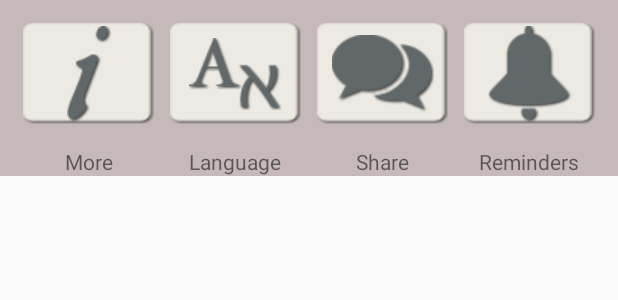
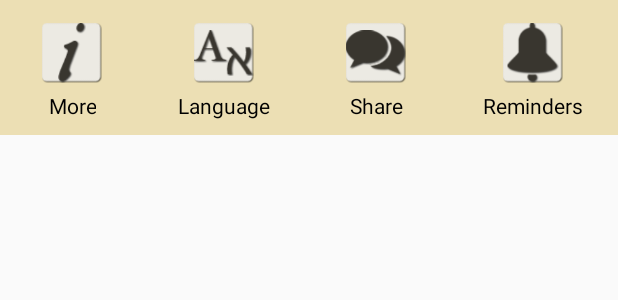
Before and after one commit to golovatiuk/Meditation, an Android app: the layout main_settings_bar.xml on its own in the app's theme, with its tools: preview values and no code run, on a phone screen of 412 x 824 dp. Shown: the top 300 px of the screen. Run offline under Robolectric (Android 15) with nearby library versions, the phone set to English and light mode, and no system bars.

Commit message:
28.07
add receiver, background video, some UI change

```diff
--- a/app/src/main/res/layout/main_settings_bar.xml
+++ b/app/src/main/res/layout/main_settings_bar.xml
@@ -5,104 +5,121 @@
     android:layout_height="wrap_content"
     android:gravity="center_horizontal"
     xmlns:android="http://schemas.android.com/apk/res/android"
-    android:background="#43300000">
+    android:background="#48c79900">
 
     <LinearLayout
         android:orientation="horizontal"
         android:layout_width="fill_parent"
         android:layout_height="wrap_content"
         android:gravity="center_horizontal"
-        android:padding="10dp">
+        android:layout_marginTop="10dp"
+        android:layout_marginBottom="10dp">
+
+        <LinearLayout
+            android:orientation="vertical"
+            android:layout_width="wrap_content"
+            android:layout_height="wrap_content"
+            android:layout_weight="1"
+            android:gravity="center_horizontal">
 
             <ImageButton
-            android:layout_width="70dp"
-            android:layout_height="67dp"
+                android:layout_width="40dp"
+                android:layout_height="40dp"
                 android:id="@+id/settingsInfoButton"
-            android:src="@drawable/about"
+                android:src="@drawable/chosen_about"
                 android:background="@drawable/main_drawer_button_background"
                 android:onClick="onClick"
-            android:layout_weight="1"
-            android:layout_margin="5dp"/>
+                android:layout_margin="5dp"
+                android:scaleType="fitCenter"/>
 
-        <ImageButton
-            android:layout_width="70dp"
-            android:layout_height="67dp"
-            android:id="@+id/settingsLanguageButton"
-            android:src="@drawable/language"
-            android:background="@drawable/main_drawer_button_background"
-            android:onClick="onClick"
-            android:layout_weight="1"
-            android:layout_margin="5dp"/>
-
-        <ImageButton
-            android:layout_width="70dp"
-            android:layout_height="67dp"
-            android:id="@+id/settingsShareButton"
-            android:src="@drawable/share"
-            android:background="@drawable/main_drawer_button_background"
-            android:onClick="onClick"
-            android:layout_weight="1"
-            android:layout_margin="5dp"/>
-
-        <ImageButton
-            android:layout_width="70dp"
-            android:layout_height="67dp"
-            android:id="@+id/settingsRemindersButton"
-            android:src="@drawable/reminders"
-            android:background="@drawable/main_drawer_button_background"
-            android:onClick="onClick"
-            android:layout_weight="1"
-            android:layout_margin="5dp"/>
-
+            <TextView
+                android:layout_width="wrap_content"
+                android:layout_height="wrap_content"
+                android:text="@string/aboutLabel"
+                android:id="@+id/textView"
+                android:gravity="center_horizontal"
+                android:textColor="#ff000000"/>
         </LinearLayout>
 
         <LinearLayout
-        android:orientation="horizontal"
-        android:layout_width="fill_parent"
+            android:orientation="vertical"
+            android:layout_width="wrap_content"
             android:layout_height="wrap_content"
-        android:gravity="center_horizontal"
-        android:paddingRight="10dp"
-        android:paddingLeft="10dp">
+            android:layout_weight="1"
+            android:gravity="center_horizontal">
+
+            <ImageButton
+                android:layout_width="40dp"
+                android:layout_height="40dp"
+                android:id="@+id/settingsLanguageButton"
+                android:src="@drawable/chosen_language"
+                android:background="@drawable/main_drawer_button_background"
+                android:onClick="onClick"
+                android:layout_margin="5dp"
+                android:scaleType="fitCenter"/>
 
             <TextView
-            android:layout_width="match_parent"
-            android:layout_height="wrap_content"
-            android:text="@string/aboutLabel"
-            android:id="@+id/textView"
-            android:layout_weight="1"
-            android:gravity="center_horizontal"
-            android:layout_marginLeft="5dp"
-            android:layout_marginRight="5dp"/>
-
-        <TextView
-            android:layout_width="match_parent"
+                android:layout_width="wrap_content"
                 android:layout_height="wrap_content"
                 android:text="@string/languageSettingsLabel"
                 android:id="@+id/textView3"
                 android:layout_weight="1"
                 android:gravity="center_horizontal"
-            android:layout_marginLeft="5dp"
-            android:layout_marginRight="5dp"/>
+                android:textColor="#ff000000"/>
+        </LinearLayout>
+
+        <LinearLayout
+            android:orientation="vertical"
+            android:layout_width="wrap_content"
+            android:layout_height="wrap_content"
+            android:layout_weight="1"
+            android:gravity="center_horizontal">
+
+            <ImageButton
+                android:layout_width="40dp"
+                android:layout_height="40dp"
+                android:id="@+id/settingsShareButton"
+                android:src="@drawable/chosen_share"
+                android:background="@drawable/main_drawer_button_background"
+                android:onClick="onClick"
+                android:layout_margin="5dp"
+                android:scaleType="fitCenter"/>
 
             <TextView
-            android:layout_width="match_parent"
+                android:layout_width="wrap_content"
                 android:layout_height="wrap_content"
                 android:text="@string/shareLabel"
                 android:id="@+id/textView4"
+                android:gravity="center_horizontal"
+                android:textColor="#ff000000"/>
+        </LinearLayout>
+
+        <LinearLayout
+            android:orientation="vertical"
+            android:layout_width="wrap_content"
+            android:layout_height="wrap_content"
             android:layout_weight="1"
-            android:gravity="center_horizontal"
-            android:layout_marginLeft="5dp"
-            android:layout_marginRight="5dp"/>
+            android:gravity="center_horizontal">
+
+            <ImageButton
+                android:layout_width="40dp"
+                android:layout_height="40dp"
+                android:id="@+id/settingsRemindersButton"
+                android:background="@drawable/main_drawer_button_background"
+                android:onClick="onClick"
+                android:src="@drawable/chosen_reminders"
+                android:scaleType="fitCenter"
+                android:layout_margin="5dp"/>
 
             <TextView
-            android:layout_width="match_parent"
+                android:layout_width="wrap_content"
                 android:layout_height="wrap_content"
                 android:text="@string/reminderLabel"
                 android:id="@+id/textView5"
-            android:layout_weight="1"
                 android:gravity="center_horizontal"
-            android:layout_marginLeft="5dp"
-            android:layout_marginRight="5dp"/>
+                android:textColor="#ff000000"/>
         </LinearLayout>
 
     </LinearLayout>
+
+</LinearLayout>
```
Also changed, not shown: app/src/main/AndroidManifest.xml (+4 -5 lines), app/src/main/java/com/gotwingm/my/meditation/MainActivity.java (+68 -20 lines), app/src/main/java/com/gotwingm/my/meditation/MeditationManger.java (+78 -46 lines), app/src/main/java/com/gotwingm/my/meditation/MeditationReceiver.java (added, +38 -0 lines), app/src/main/java/com/gotwingm/my/meditation/RemindersManager.java (+29 -6 lines), app/src/main/res/layout/about_view.xml (+4 -4 lines), app/src/main/res/layout/activity_main.xml (+5 -11 lines), app/src/main/res/layout/main_view.xml (+7 -5 lines), app/src/main/res/layout/meditation_settings_bar.xml (+10 -8 lines), app/src/main/res/layout/meditation_settings_sub_bar.xml (+25 -13 lines), app/src/main/res/layout/meditation_view.xml (+13 -12 lines), app/src/main/res/layout/reminders_view.xml (+38 -19 lines), app/src/main/res/drawable/chosen_language.png (added), app/src/main/res/drawable/chosen_reminders.png (added), 3 more files. Lines whose indentation alone changed are shown as unchanged.
